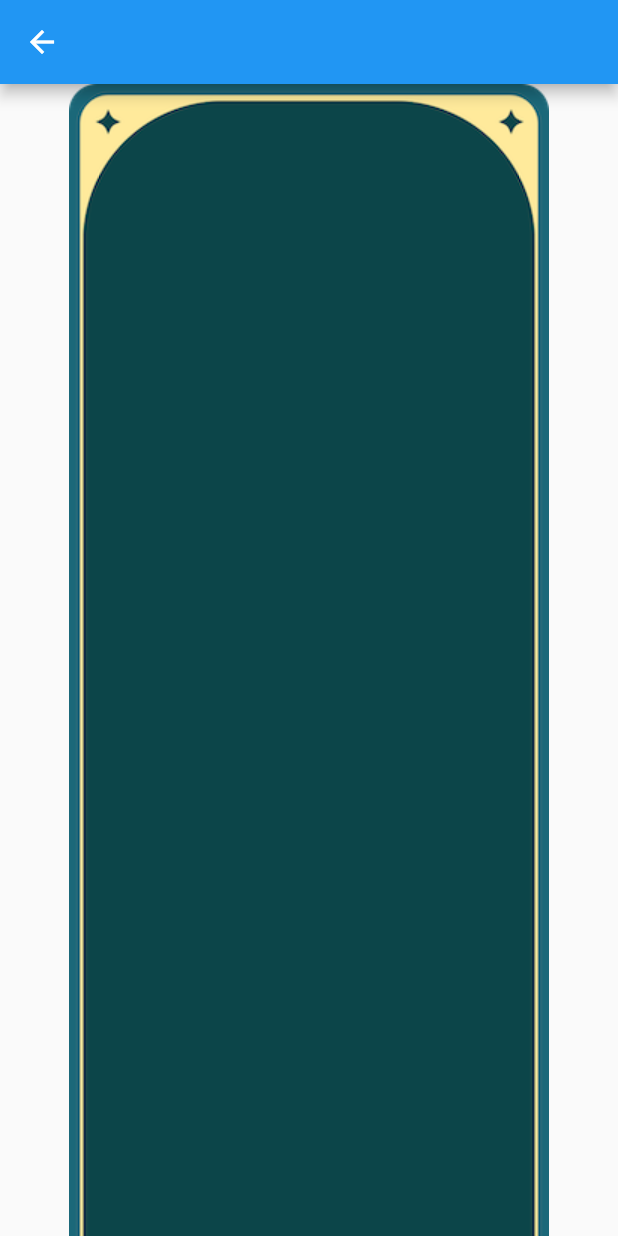
After one commit to sylaryip/flutter_playground, a Flutter app: the screen it shows after launch, after a tap on "image centerSlice", on a phone screen of 412 x 824 dp. The commit adds this screen. Run offline on Flutter 3.47's test engine with Material 2 defaults, Android fonts, the phone set to English and light mode, and no system bars; our stand-ins replace audioplayers, get.

Commit message:
feat: centerSlice

```diff
--- a/lib/home_page.dart
+++ b/lib/home_page.dart
@@ -6,6 +6,7 @@ import 'autocomplete.dart';
 import 'clock.dart';
 import 'custom_paint_chaos.dart';
 import 'five_page.dart';
+import 'image_center_slice_page.dart';
 import 'list_page.dart';
 import 'mixin/test.dart';
 import 'my_dialog.dart';
@@ -103,6 +104,12 @@ class Home extends StatelessWidget {
               Get.to(() => const AutoCompletePage());
             },
           ),
+          ListTile(
+            title: const Text('image centerSlice'),
+            onTap: () async {
+              Get.to(() => const ImageCenterSlicePage());
+            },
+          ),
         ],
       ),
     );
--- /dev/null
+++ b/lib/image_center_slice_page.dart
@@ -0,0 +1,34 @@
+import 'package:flutter/material.dart';
+
+class ImageCenterSlicePage extends StatelessWidget {
+  const ImageCenterSlicePage({super.key});
+
+  @override
+  Widget build(BuildContext context) {
+    return Scaffold(
+      appBar: AppBar(),
+      body: SingleChildScrollView(
+        child: Center(
+          child: Column(
+            mainAxisSize: MainAxisSize.min,
+            children: [
+              Image.asset(
+                'assets/bg_test_result_343@2x.png',
+                height: 1200,
+                width: 320,
+                centerSlice: const Rect.fromLTRB(20, 100, 300, 300),
+              ),
+              const SizedBox(height: 20),
+              Image.asset(
+                'assets/bg_test_result_343@2x.png',
+                height: 600,
+                width: 320,
+                fit: BoxFit.fill,
+              ),
+            ],
+          ),
+        ),
+      ),
+    );
+  }
+}
--- a/pubspec.yaml
+++ b/pubspec.yaml
@@ -61,6 +61,7 @@ flutter:
 
   # To add assets to your application, add an assets section, like this:
   assets:
+    - assets/
     - assets/audio/
 
   # An image asset can refer to one or more resolution-specific "variants", see
```
Also changed, not shown: assets/bg_test_result_343@2x.png (added).
